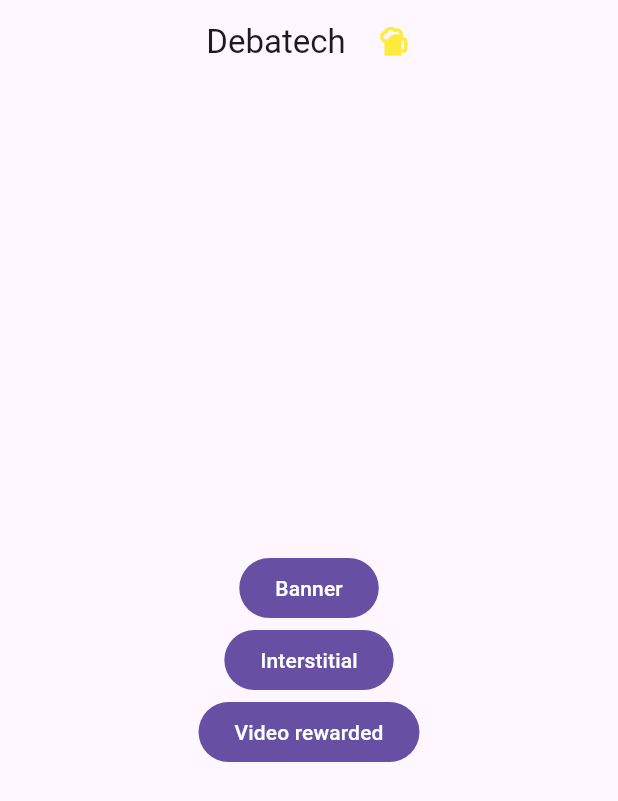
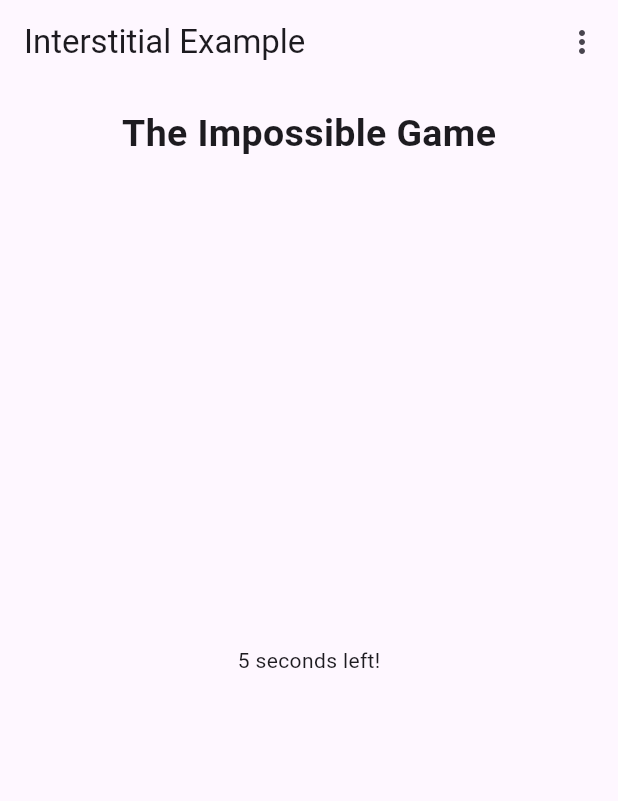
Before and after one commit to adrianferreiro/flutter-admob-example, a Flutter app: the screen it shows after launch, after a tap on "Interstitial", on a phone screen of 412 x 824 dp. Shown: the top 801 px of the screen. Run offline on Flutter 3.47's test engine with Material 3 defaults, Android fonts, the phone set to English and light mode, and no system bars; our stand-ins replace go_router, google_mobile_ads.

Commit message:
feat(Interstitial): Implement
PR: #5

```diff
--- a/lib/config/router/app_router.dart
+++ b/lib/config/router/app_router.dart
@@ -1,6 +1,7 @@
 import 'package:go_router/go_router.dart';
+import 'package:test_admob/home_screen.dart';
 import 'package:test_admob/banner/banner_example.dart';
-import 'package:test_admob/home_screen.dart';
+import 'package:test_admob/interstitial/interstitial_example.dart';
 
 final appRouter = GoRouter(
   initialLocation: '/',
@@ -17,6 +18,13 @@ final appRouter = GoRouter(
             return BannerExample();
           },
         ),
+        GoRoute(
+          path: InterstitialExample.path,
+          name: InterstitialExample.name,
+          builder: (context, state) {
+            return InterstitialExample();
+          },
+        ),
       ],
     ),
   ],
--- a/lib/home_screen.dart
+++ b/lib/home_screen.dart
@@ -1,6 +1,7 @@
 import 'package:flutter/material.dart';
 import 'package:go_router/go_router.dart';
 import 'package:test_admob/banner/banner_example.dart';
+import 'package:test_admob/interstitial/interstitial_example.dart';
 
 class HomeScreen extends StatefulWidget {
   static const name = 'home-screen';
@@ -36,7 +37,12 @@ class _HomeScreenState extends State<HomeScreen> {
                 },
                 child: Text('Banner'),
               ),
-              FilledButton(onPressed: () {}, child: Text('Interstitial')),
+              FilledButton(
+                onPressed: () {
+                  context.go('${HomeScreen.path}/${InterstitialExample.path}');
+                },
+                child: Text('Interstitial'),
+              ),
               FilledButton(onPressed: () {}, child: Text('Video rewarded')),
             ],
           ),
--- /dev/null
+++ b/lib/interstitial/app_bar_item.dart
@@ -0,0 +1,9 @@
+class AppBarItem {
+  static const adInpsectorText = 'Ad Inspector';
+  static const privacySettingsText = 'Privacy Settings';
+
+  final String label;
+  final int value;
+
+  AppBarItem(this.label, this.value);
+}
--- /dev/null
+++ b/lib/interstitial/consent_manager.dart
@@ -0,0 +1,58 @@
+import 'dart:async';
+
+import 'package:google_mobile_ads/google_mobile_ads.dart';
+
+typedef OnConsentGatheringCompleteListener = void Function(FormError? error);
+
+/// The Google Mobile Ads SDK provides the User Messaging Platform (Google's IAB
+/// Certified consent management platform) as one solution to capture consent for
+/// users in GDPR impacted countries. This is an example and you can choose
+/// another consent management platform to capture consent.
+class ConsentManager {
+  /// Helper variable to determine if the app can request ads.
+  Future<bool> canRequestAds() async {
+    return await ConsentInformation.instance.canRequestAds();
+  }
+
+  /// Helper variable to determine if the privacy options form is required.
+  Future<bool> isPrivacyOptionsRequired() async {
+    return await ConsentInformation.instance
+            .getPrivacyOptionsRequirementStatus() ==
+        PrivacyOptionsRequirementStatus.required;
+  }
+
+  /// Helper method to call the Mobile Ads SDK to request consent information
+  /// and load/show a consent form if necessary.
+  void gatherConsent(
+    OnConsentGatheringCompleteListener onConsentGatheringCompleteListener,
+  ) {
+    // For testing purposes, you can force a DebugGeography of Eea or NotEea.
+    ConsentDebugSettings debugSettings = ConsentDebugSettings(
+      // debugGeography: DebugGeography.debugGeographyEea,
+    );
+    ConsentRequestParameters params = ConsentRequestParameters(
+      consentDebugSettings: debugSettings,
+    );
+
+    // Requesting an update to consent information should be called on every app launch.
+    ConsentInformation.instance.requestConsentInfoUpdate(
+      params,
+      () async {
+        ConsentForm.loadAndShowConsentFormIfRequired((loadAndShowError) {
+          // Consent has been gathered.
+          onConsentGatheringCompleteListener(loadAndShowError);
+        });
+      },
+      (FormError formError) {
+        onConsentGatheringCompleteListener(formError);
+      },
+    );
+  }
+
+  /// Helper method to call the Mobile Ads SDK method to show the privacy options form.
+  void showPrivacyOptionsForm(
+    OnConsentFormDismissedListener onConsentFormDismissedListener,
+  ) {
+    ConsentForm.showPrivacyOptionsForm(onConsentFormDismissedListener);
+  }
+}
--- /dev/null
+++ b/lib/interstitial/interstitial_example.dart
@@ -0,0 +1,282 @@
+import 'dart:async';
+import 'dart:io';
+
+import 'package:flutter/material.dart';
+import 'package:google_mobile_ads/google_mobile_ads.dart';
+
+import 'app_bar_item.dart';
+import 'consent_manager.dart';
+
+/// An example app that loads an interstitial ad.
+class InterstitialExample extends StatefulWidget {
+  static const name = 'intestitial';
+  static const path = '/interstitial';
+  const InterstitialExample({super.key});
+
+  @override
+  InterstitialExampleState createState() => InterstitialExampleState();
+}
+
+class InterstitialExampleState extends State<InterstitialExample> {
+  InterstitialAd? _interstitialAd;
+  final _consentManager = ConsentManager();
+  final _gameLength = 5;
+  var _gamePaused = false;
+  var _gameOver = false;
+  var _isMobileAdsInitializeCalled = false;
+  var _isPrivacyOptionsRequired = false;
+  late var _counter = _gameLength;
+  Timer? _timer;
+
+  final String _adUnitId =
+      Platform.isAndroid
+          ? 'ca-app-pub-3940256099942544/1033173712'
+          : 'ca-app-pub-3940256099942544/4411468910';
+
+  @override
+  void initState() {
+    super.initState();
+
+    _consentManager.gatherConsent((consentGatheringError) {
+      if (consentGatheringError != null) {
+        // Consent not obtained in current session.
+        debugPrint(
+          "${consentGatheringError.errorCode}: ${consentGatheringError.message}",
+        );
+      }
+
+      // Kick off the first play of the "game".
+      _startNewGame();
+
+      // Check if a privacy options entry point is required.
+      _getIsPrivacyOptionsRequired();
+
+      // Attempt to initialize the Mobile Ads SDK.
+      _initializeMobileAdsSDK();
+    });
+
+    // This sample attempts to load ads using consent obtained in the previous session.
+    _initializeMobileAdsSDK();
+  }
+
+  void _startNewGame() {
+    setState(() => _counter = _gameLength);
+
+    _startTimer();
+    _gameOver = false;
+    _gamePaused = false;
+  }
+
+  void _pauseGame() {
+    if (_gameOver || _gamePaused) {
+      return;
+    }
+    _timer?.cancel();
+    _gamePaused = true;
+  }
+
+  void _resumeGame() {
+    if (_gameOver || !_gamePaused) {
+      return;
+    }
+    _startTimer();
+    _gamePaused = false;
+  }
+
+  @override
+  Widget build(BuildContext context) {
+    return MaterialApp(
+      title: 'Interstitial Example',
+      home: Scaffold(
+        appBar: AppBar(
+          title: const Text('Interstitial Example'),
+          actions: _appBarActions(),
+        ),
+        body: Stack(
+          children: [
+            const Align(
+              alignment: Alignment.topCenter,
+              child: Padding(
+                padding: EdgeInsets.all(15),
+                child: Text(
+                  'The Impossible Game',
+                  style: TextStyle(fontSize: 25, fontWeight: FontWeight.bold),
+                ),
+              ),
+            ),
+            Align(
+              alignment: Alignment.center,
+              child: Column(
+                mainAxisAlignment: MainAxisAlignment.center,
+                children: [
+                  Text('${_counter.toString()} seconds left!'),
+                  Visibility(
+                    visible: _counter == 0,
+                    child: TextButton(
+                      onPressed: () {
+                        _startNewGame();
+                        _loadAd();
+                      },
+                      child: const Text('Play Again'),
+                    ),
+                  ),
+                ],
+              ),
+            ),
+          ],
+        ),
+      ),
+    );
+  }
+
+  List<Widget> _appBarActions() {
+    var array = [AppBarItem(AppBarItem.adInpsectorText, 0)];
+
+    if (_isPrivacyOptionsRequired) {
+      array.add(AppBarItem(AppBarItem.privacySettingsText, 1));
+    }
+
+    return <Widget>[
+      PopupMenuButton<AppBarItem>(
+        itemBuilder:
+            (context) =>
+                array
+                    .map(
+                      (item) => PopupMenuItem<AppBarItem>(
+                        value: item,
+                        child: Text(item.label),
+                      ),
+                    )
+                    .toList(),
+        onSelected: (item) {
+          _pauseGame();
+          switch (item.value) {
+            case 0:
+              MobileAds.instance.openAdInspector((error) {
+                // Error will be non-null if ad inspector closed due to an error.
+                _resumeGame();
+              });
+            case 1:
+              _consentManager.showPrivacyOptionsForm((formError) {
+                if (formError != null) {
+                  debugPrint("${formError.errorCode}: ${formError.message}");
+                }
+                _resumeGame();
+              });
+          }
+        },
+      ),
+    ];
+  }
+
+  /// Loads an interstitial ad.
+  void _loadAd() async {
+    // Only load an ad if the Mobile Ads SDK has gathered consent aligned with
+    // the app's configured messages.
+    var canRequestAds = await _consentManager.canRequestAds();
+    if (!canRequestAds) {
+      return;
+    }
+
+    InterstitialAd.load(
+      adUnitId: _adUnitId,
+      request: const AdRequest(),
+      adLoadCallback: InterstitialAdLoadCallback(
+        // Called when an ad is successfully received.
+        onAdLoaded: (InterstitialAd ad) {
+          ad.fullScreenContentCallback = FullScreenContentCallback(
+            // Called when the ad showed the full screen content.
+            onAdShowedFullScreenContent: (ad) {},
+            // Called when an impression occurs on the ad.
+            onAdImpression: (ad) {},
+            // Called when the ad failed to show full screen content.
+            onAdFailedToShowFullScreenContent: (ad, err) {
+              ad.dispose();
+            },
+            // Called when the ad dismissed full screen content.
+            onAdDismissedFullScreenContent: (ad) {
+              ad.dispose();
+            },
+            // Called when a click is recorded for an ad.
+            onAdClicked: (ad) {},
+          );
+
+          // Keep a reference to the ad so you can show it later.
+          _interstitialAd = ad;
+        },
+        // Called when an ad request failed.
+        onAdFailedToLoad: (LoadAdError error) {
+          // ignore: avoid_print
+          print('InterstitialAd failed to load: $error');
+        },
+      ),
+    );
+  }
+
+  void _showAlert(BuildContext context) {
+    showDialog(
+      context: context,
+      builder:
+          (context) => AlertDialog(
+            title: const Text('Game Over'),
+            content: Text('You lasted $_gameLength seconds'),
+            actions: <Widget>[
+              TextButton(
+                onPressed: () {
+                  Navigator.pop(context);
+                  _interstitialAd?.show();
+                },
+                child: const Text('OK'),
+              ),
+            ],
+          ),
+    );
+  }
+
+  void _startTimer() {
+    _timer = Timer.periodic(const Duration(seconds: 1), (timer) {
+      if (mounted) {
+        setState(() => _counter--);
+      }
+
+      if (_counter == 0) {
+        _gameOver = true;
+        _showAlert(context);
+        timer.cancel();
+      }
+    });
+  }
+
+  /// Redraw the app bar actions if a privacy options entry point is required.
+  void _getIsPrivacyOptionsRequired() async {
+    if (await _consentManager.isPrivacyOptionsRequired()) {
+      setState(() {
+        _isPrivacyOptionsRequired = true;
+      });
+    }
+  }
+
+  /// Initialize the Mobile Ads SDK if the SDK has gathered consent aligned with
+  /// the app's configured messages.
+  void _initializeMobileAdsSDK() async {
+    if (_isMobileAdsInitializeCalled) {
+      return;
+    }
+
+    if (await _consentManager.canRequestAds()) {
+      _isMobileAdsInitializeCalled = true;
+
+      // Initialize the Mobile Ads SDK.
+      MobileAds.instance.initialize();
+
+      // Load an ad.
+      _loadAd();
+    }
+  }
+
+  @override
+  void dispose() {
+    _interstitialAd?.dispose();
+    super.dispose();
+  }
+}
```
